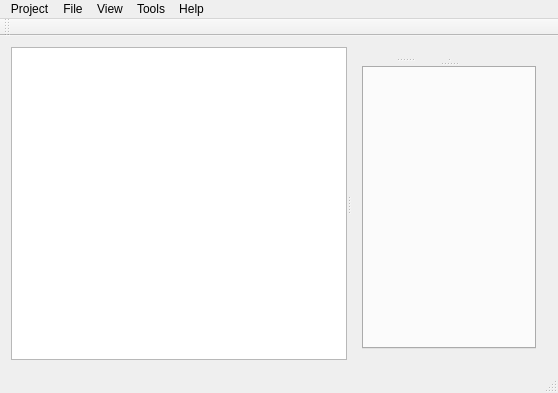
Before: the Qt Designer form polpcontrol/mainwindow.ui in EvgeniyMilman/polp, drawn with Qt 5.
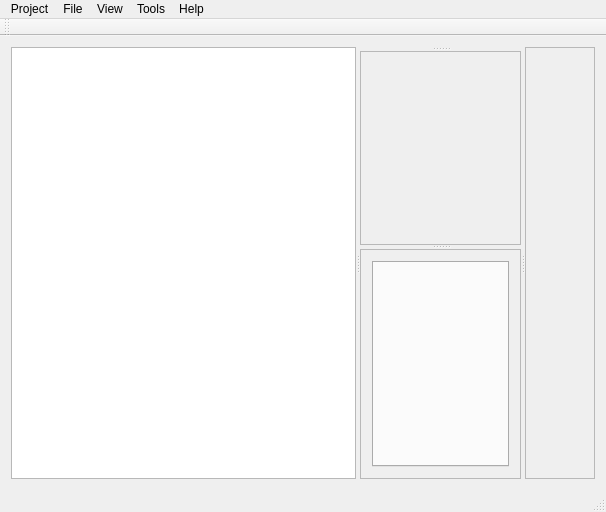
After: the same form once the commit is applied.

Diff of the .ui file:
```diff
--- a/polpcontrol/mainwindow.ui
+++ b/polpcontrol/mainwindow.ui
@@ -6,8 +6,8 @@
    <rect>
     <x>0</x>
     <y>0</y>
-    <width>558</width>
-    <height>393</height>
+    <width>606</width>
+    <height>512</height>
    </rect>
   </property>
   <property name="windowTitle">
@@ -20,12 +20,6 @@
    <layout class="QHBoxLayout" name="horizontalLayout">
     <item>
      <widget class="QSplitter" name="leftsplitter">
-      <property name="sizePolicy">
-       <sizepolicy hsizetype="Preferred" vsizetype="Minimum">
-        <horstretch>0</horstretch>
-        <verstretch>0</verstretch>
-       </sizepolicy>
-      </property>
       <property name="orientation">
        <enum>Qt::Horizontal</enum>
       </property>
@@ -40,35 +34,55 @@
         <enum>QAbstractItemView::ExtendedSelection</enum>
        </property>
       </widget>
-      <widget class="QWidget" name="widget" native="true">
-       <layout class="QHBoxLayout" name="horizontalLayout_2">
-        <item>
-         <widget class="QSplitter" name="toolsplitter">
-          <property name="sizePolicy">
-           <sizepolicy hsizetype="Preferred" vsizetype="Minimum">
-            <horstretch>0</horstretch>
-            <verstretch>0</verstretch>
-           </sizepolicy>
-          </property>
-          <property name="orientation">
-           <enum>Qt::Vertical</enum>
-          </property>
           <widget class="QSplitter" name="analesersplitter">
            <property name="orientation">
             <enum>Qt::Horizontal</enum>
            </property>
+       <widget class="QSplitter" name="toolsplitter">
+        <property name="orientation">
+         <enum>Qt::Vertical</enum>
+        </property>
            <widget class="QSplitter" name="viewsplitter">
             <property name="orientation">
              <enum>Qt::Vertical</enum>
             </property>
             <widget class="QStackedWidget" name="viewstackedWidget"/>
+         <widget class="QScrollArea" name="controlscrollArea">
+          <property name="widgetResizable">
+           <bool>true</bool>
+          </property>
+          <widget class="QWidget" name="scrollAreaWidgetContents_2">
+           <property name="geometry">
+            <rect>
+             <x>0</x>
+             <y>0</y>
+             <width>77</width>
+             <height>188</height>
+            </rect>
+           </property>
+           <layout class="QVBoxLayout" name="verticalLayout_2">
+            <item>
             <widget class="QStackedWidget" name="controlstackedWidget"/>
-           </widget>
-           <widget class="QStackedWidget" name="analyserstackedWidget">
-            <widget class="QWidget" name="page"/>
-            <widget class="QWidget" name="page_2"/>
-           </widget>
-          </widget>
+            </item>
+           </layout>
+          </widget>
+         </widget>
+        </widget>
+        <widget class="QScrollArea" name="toolscrollArea">
+         <property name="widgetResizable">
+          <bool>true</bool>
+         </property>
+         <widget class="QWidget" name="scrollAreaWidgetContents">
+          <property name="geometry">
+           <rect>
+            <x>0</x>
+            <y>0</y>
+            <width>77</width>
+            <height>226</height>
+           </rect>
+          </property>
+          <layout class="QVBoxLayout" name="verticalLayout">
+           <item>
           <widget class="QTabWidget" name="toolsWidget">
            <property name="documentMode">
             <bool>false</bool>
@@ -80,9 +94,37 @@
             <bool>true</bool>
            </property>
           </widget>
+           </item>
+          </layout>
          </widget>
-        </item>
-       </layout>
+        </widget>
+       </widget>
+       <widget class="QScrollArea" name="analyserscrollArea">
+        <property name="widgetResizable">
+         <bool>true</bool>
+        </property>
+        <widget class="QWidget" name="scrollAreaWidgetContents_3">
+         <property name="geometry">
+          <rect>
+           <x>0</x>
+           <y>0</y>
+           <width>77</width>
+           <height>430</height>
+          </rect>
+         </property>
+         <layout class="QVBoxLayout" name="verticalLayout_3">
+          <item>
+           <widget class="QStackedWidget" name="analyserstackedWidget">
+            <property name="currentIndex">
+             <number>0</number>
+            </property>
+            <widget class="QWidget" name="page"/>
+            <widget class="QWidget" name="page_2"/>
+           </widget>
+          </item>
+         </layout>
+        </widget>
+       </widget>
       </widget>
      </widget>
     </item>
@@ -93,7 +135,7 @@
     <rect>
      <x>0</x>
      <y>0</y>
-     <width>558</width>
+     <width>606</width>
      <height>22</height>
     </rect>
    </property>
```
Lines whose indentation alone changed are shown as unchanged.
